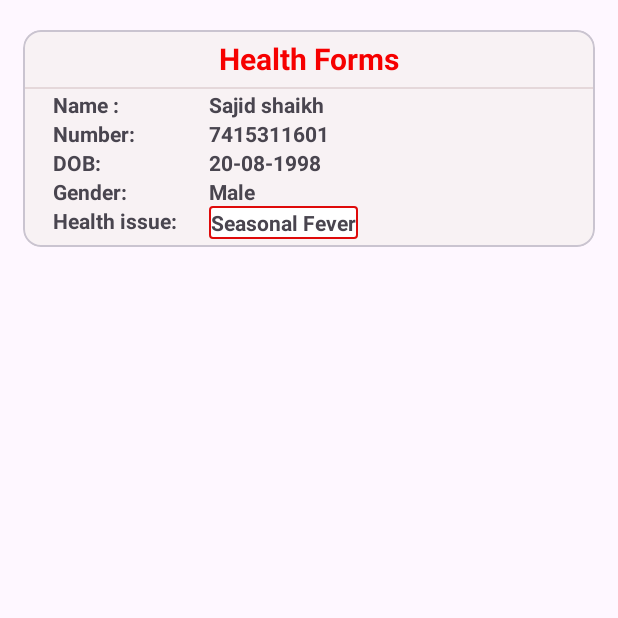
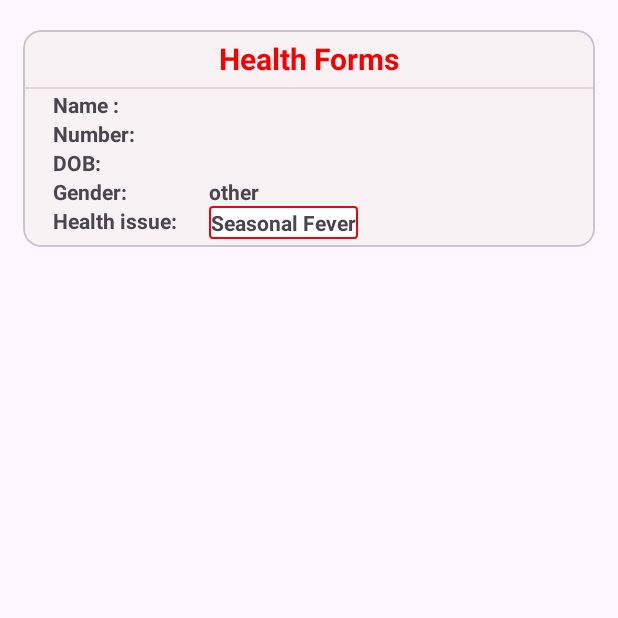
Before and after one commit to sajidshaikh20/AndroidProjects, an Android app: the healform_ui screen opened directly, with no data from a screen before it, after a tap on "Submit", on a phone screen of 412 x 824 dp, the top half of it. Run offline under Robolectric (Android 15) with nearby library versions, the phone set to English and light mode, and no system bars.

Commit message:
data parse

```diff
--- a/app/src/main/java/com/example/androidprojects/MainActivity.kt
+++ b/app/src/main/java/com/example/androidprojects/MainActivity.kt
@@ -61,7 +61,6 @@ class MainActivity : AppCompatActivity() {
         }
 
     }
-
     private fun callActivity() {
         val intent = Intent(this,instagram_ui::class.java)
         startActivity(intent)
--- a/app/src/main/java/com/example/androidprojects/healthform/healform_ui.kt
+++ b/app/src/main/java/com/example/androidprojects/healthform/healform_ui.kt
@@ -3,6 +3,7 @@ package com.example.androidprojects.healthform
 
 import android.content.Intent
 import android.os.Bundle
+import android.widget.CheckBox
 import android.widget.EditText
 import android.widget.Toast
 import androidx.appcompat.app.AppCompatActivity
@@ -20,32 +21,51 @@ class healform_ui : AppCompatActivity() {
 
         //input field by the text field
         var patientname = findViewById<EditText>(R.id.UserNameEdt)
-//        var patientsurname = findViewById<EditText>(R.id.UserSurNameEdt)
+        var patientsurname = findViewById<EditText>(R.id.UserSurNameEdt)
         var patientmail = findViewById<EditText>(R.id.UserSurEmail)
         var patientnumber = findViewById<EditText>(R.id.UserContact)
         var patientdob = findViewById<EditText>(R.id.UserDob)
+        var patietmale = findViewById<EditText>(R.id.UserDob)
+        //data showing material text view
 
-        //data showing material text view
+        var checkBoxmale = findViewById<CheckBox>(R.id.checkBoxM)
+        var checkBox  = findViewById<CheckBox>(R.id.checkBoxF)
+
+
 
         btnhealthdata.setOnClickListener {
 //          namev : patientname.getText().toString().trim();
 
 
+
+            val nameshow: String = patientname.text.toString()
+
+            val surnameshow: String = patientsurname.text.toString()
+
+            val numbershow: String = patientnumber.getText().toString()
+
+            val dobshow : String = patientdob.getText().toString()
+//            intent.putExtra("dob",)
+
             Toast.makeText(this,"Saved", Toast.LENGTH_SHORT).show()
             val intent = Intent(this@healform_ui, healthdatashow::class.java)
+            if (checkBoxmale.isChecked){
+                intent.putExtra("Gender","Male")
+            }
+          else if (checkBox.isChecked){
+                intent.putExtra("Gender","Female")
+            } else{
+                intent.putExtra("Gender", "other")
+            }
+            intent.putExtra("Name_key", nameshow)
+            intent.putExtra("Surname_key", surnameshow)
+            intent.putExtra("contact_key", numbershow)
+            intent.putExtra("Dob_key",dobshow)
             startActivity(intent)
         }
-
-
-
-//        btnhealthdata.setOnClickListener {
-//            Toast.makeText(this,"Saved", Toast.LENGTH_SHORT).show()
-//            val intent = Intent(this@healform_ui, healthdatashow::class.java)
-//            startActivity(intent)
-//        }
         btnreset.setOnClickListener {
             patientname.text?.clear()
-//            patientsurname.text.clear()
+            patientsurname.text.clear()
             patientmail.text?.clear()
             patientnumber.text?.clear()
             patientdob.text?.clear()
--- a/app/src/main/java/com/example/androidprojects/healthform/healthdatashow.kt
+++ b/app/src/main/java/com/example/androidprojects/healthform/healthdatashow.kt
@@ -2,6 +2,7 @@ package com.example.androidprojects.healthform
 
 import androidx.appcompat.app.AppCompatActivity
 import android.os.Bundle
+import android.util.Log
 import com.example.androidprojects.R
 import com.google.android.material.textview.MaterialTextView
 
@@ -10,9 +11,21 @@ class healthdatashow : AppCompatActivity() {
         super.onCreate(savedInstanceState)
         setContentView(R.layout.activity_healthdatashow)
         var showPname  = findViewById<MaterialTextView>(R.id.edtpatientname)
+        var showSname = findViewById<MaterialTextView>(R.id.edtpatientSname)
         var showNum = findViewById<MaterialTextView>(R.id.edtpatientnumber)
         var showdob = findViewById<MaterialTextView>(R.id.edtpatientdob)
         var shhowGender = findViewById<MaterialTextView>(R.id.edtpatientgender)
 
+
+         var gender : String = intent.getStringExtra("Gender").toString()
+         shhowGender.text = gender
+         var name : String = intent.getStringExtra("Name_key").toString()
+         showPname.text = name
+         var Surname : String = intent.getStringExtra("Surname_key").toString()
+         showSname.text = Surname
+        var Number : String = intent.getStringExtra("contact_key").toString()
+        showNum.text = Number
+        var dob : String = intent.getStringExtra("Dob_key").toString()
+        showdob.text = dob
     }
 }
--- a/app/src/main/res/layout/activity_healform_ui.xml
+++ b/app/src/main/res/layout/activity_healform_ui.xml
@@ -105,8 +105,6 @@
         app:layout_constraintTop_toBottomOf="@id/UserDob"
         android:layout_marginTop="20dp"
         />
-
-
     <CheckBox
         android:id="@+id/checkBoxM"
         android:layout_width="wrap_content"
@@ -120,7 +118,7 @@
         android:id="@+id/checkBoxF"
         android:layout_width="wrap_content"
         android:layout_height="wrap_content"
-        android:text="MAle"
+        android:text="Female"
         android:layout_marginStart="15dp"
         app:layout_constraintStart_toEndOf="@id/checkBoxM"
         app:layout_constraintTop_toTopOf="@id/checkBoxM"
--- a/app/src/main/res/layout/activity_healthdatashow.xml
+++ b/app/src/main/res/layout/activity_healthdatashow.xml
@@ -57,11 +57,24 @@
                 android:layout_width="wrap_content"
                 android:layout_height="wrap_content"
                 android:layout_marginStart="60dp"
-                android:text="Sajid shaikh"
+                android:text="Sajid"
                 android:textStyle="bold"
                 app:layout_constraintStart_toEndOf="@id/patientname"
                 app:layout_constraintTop_toTopOf="@id/patientname"
                  />
+
+            <com.google.android.material.textview.MaterialTextView
+                android:id="@+id/edtpatientSname"
+                android:layout_width="wrap_content"
+                android:layout_height="wrap_content"
+                android:layout_marginStart="2dp"
+                android:text="shaikh"
+                android:textStyle="bold"
+                app:layout_constraintStart_toEndOf="@id/edtpatientname"
+                app:layout_constraintTop_toTopOf="@id/edtpatientname"
+                />
+
+
 
             <com.google.android.material.textview.MaterialTextView
                 android:id="@+id/patientnumber"
```
